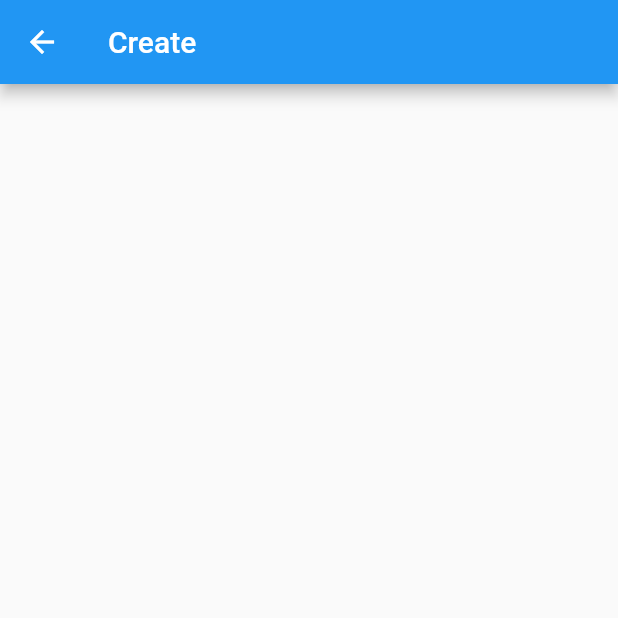
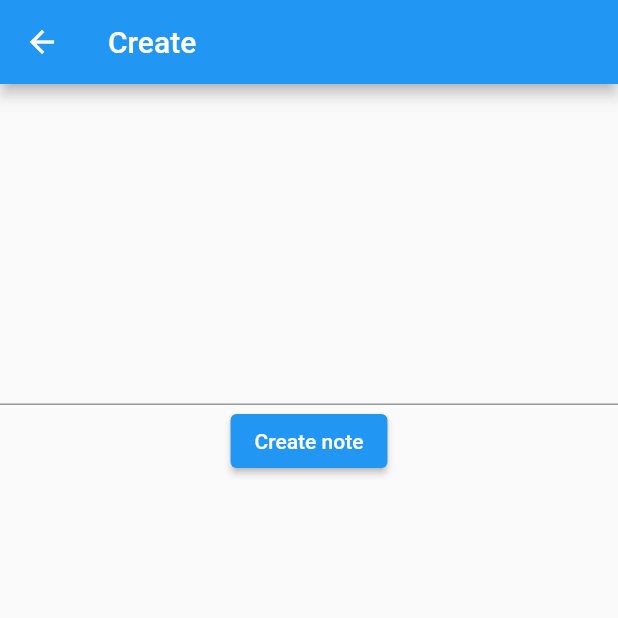
Before and after one commit to mateusschwede/DjangoFlutter, a Flutter app: the screen it shows after launch, after a tap on the "add" icon, on a phone screen of 412 x 824 dp, the top half of it. Run offline on Flutter 3.47's test engine with Material 2 defaults, Android fonts, the phone set to English and light mode, and no system bars; network calls fail.

Commit message:
Flutter em andamento

```diff
--- a/demodjango/lib/create.dart
+++ b/demodjango/lib/create.dart
@@ -1,3 +1,4 @@
+import 'package:demodjango/urls.dart';
 import 'package:flutter/material.dart';
 import 'package:http/http.dart';
 
@@ -21,7 +22,18 @@ class _CreatePageState extends State<CreatePage> {
         title: Text("Create"),
       ),
       body: Column(
-        children: [],
+        children: [
+          TextField(
+            controller: controller,
+            maxLines: 10,
+          ),
+          ElevatedButton(
+              onPressed: () {
+                widget.client.post(createUrl, body: {'body': controller.text});
+                Navigator.pop(context);
+              },
+              child: Text("Create note"))
+        ],
       ),
     );
   }
--- a/demodjango/lib/urls.dart
+++ b/demodjango/lib/urls.dart
@@ -23,3 +23,6 @@ deleteUrl(id) {
   );
   return deleteUrl;
 }
+
+var createUrl;
+var updateUrl;
```
Also changed, not shown: demodjango/lib/main.dart (+7 -1 lines), demodjango/lib/update.dart (+38 -6 lines), 2 other files.
